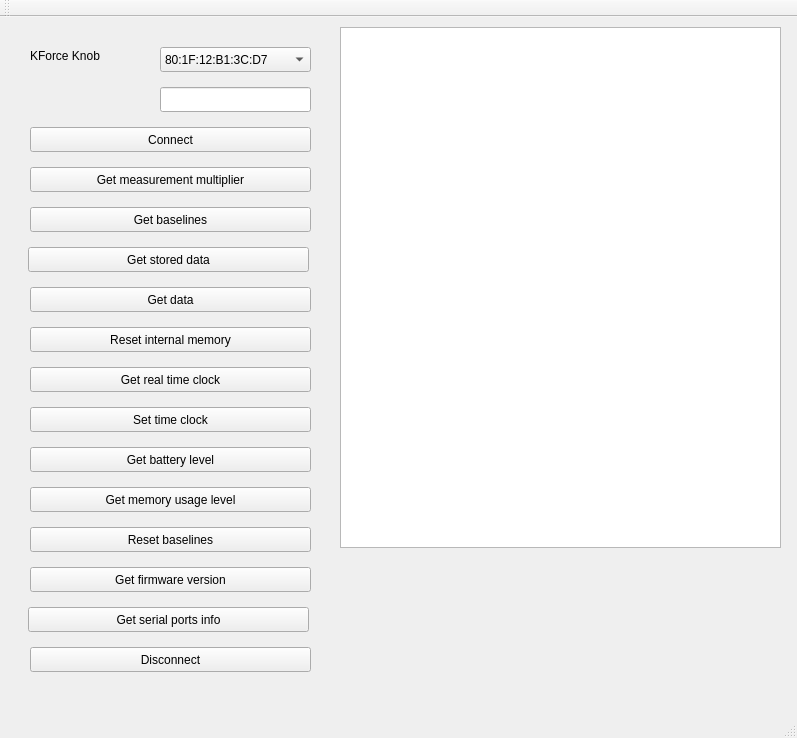
First picture: the form in mainwindow.ui, repository AliGhezalAG/kForceApp, before the edit.
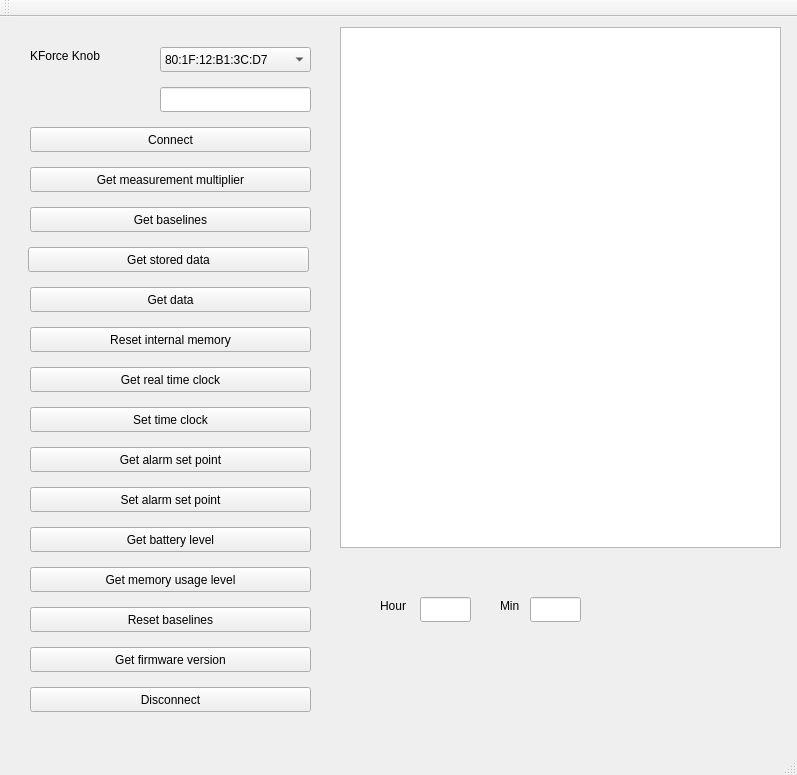
Second picture: the form after the edit.

Commit message: set & get alarm set point OK

Patch:
```diff
--- a/mainwindow.ui
+++ b/mainwindow.ui
@@ -7,7 +7,7 @@
     <x>0</x>
     <y>0</y>
     <width>797</width>
-    <height>738</height>
+    <height>775</height>
    </rect>
   </property>
   <property name="windowTitle">
@@ -154,7 +154,7 @@
     <property name="geometry">
      <rect>
       <x>30</x>
-      <y>630</y>
+      <y>670</y>
       <width>281</width>
       <height>25</height>
      </rect>
@@ -180,7 +180,7 @@
     <property name="geometry">
      <rect>
       <x>30</x>
-      <y>430</y>
+      <y>510</y>
       <width>281</width>
       <height>25</height>
      </rect>
@@ -193,7 +193,7 @@
     <property name="geometry">
      <rect>
       <x>30</x>
-      <y>510</y>
+      <y>590</y>
       <width>281</width>
       <height>25</height>
      </rect>
@@ -206,7 +206,7 @@
     <property name="geometry">
      <rect>
       <x>30</x>
-      <y>550</y>
+      <y>630</y>
       <width>281</width>
       <height>25</height>
      </rect>
@@ -225,19 +225,6 @@
      </rect>
     </property>
    </widget>
-   <widget class="QPushButton" name="getSerialPortsInfoButton">
-    <property name="geometry">
-     <rect>
-      <x>28</x>
-      <y>590</y>
-      <width>281</width>
-      <height>25</height>
-     </rect>
-    </property>
-    <property name="text">
-     <string>Get serial ports info</string>
-    </property>
-   </widget>
    <widget class="QPushButton" name="getStoredDataButton">
     <property name="geometry">
      <rect>
@@ -255,7 +242,7 @@
     <property name="geometry">
      <rect>
       <x>30</x>
-      <y>470</y>
+      <y>550</y>
       <width>281</width>
       <height>25</height>
      </rect>
@@ -264,6 +251,78 @@
      <string>Get memory usage level</string>
     </property>
    </widget>
+   <widget class="QPushButton" name="getAlarmSetPointButton">
+    <property name="geometry">
+     <rect>
+      <x>30</x>
+      <y>430</y>
+      <width>281</width>
+      <height>25</height>
+     </rect>
+    </property>
+    <property name="text">
+     <string>Get alarm set point</string>
+    </property>
+   </widget>
+   <widget class="QLineEdit" name="hoursToSet">
+    <property name="geometry">
+     <rect>
+      <x>420</x>
+      <y>580</y>
+      <width>51</width>
+      <height>25</height>
+     </rect>
+    </property>
+   </widget>
+   <widget class="QLineEdit" name="minutesToSet">
+    <property name="geometry">
+     <rect>
+      <x>530</x>
+      <y>580</y>
+      <width>51</width>
+      <height>25</height>
+     </rect>
+    </property>
+   </widget>
+   <widget class="QLabel" name="HoursLabel">
+    <property name="geometry">
+     <rect>
+      <x>380</x>
+      <y>580</y>
+      <width>51</width>
+      <height>17</height>
+     </rect>
+    </property>
+    <property name="text">
+     <string>Hour</string>
+    </property>
+   </widget>
+   <widget class="QLabel" name="MinutesLabel">
+    <property name="geometry">
+     <rect>
+      <x>500</x>
+      <y>580</y>
+      <width>51</width>
+      <height>17</height>
+     </rect>
+    </property>
+    <property name="text">
+     <string>Min</string>
+    </property>
+   </widget>
+   <widget class="QPushButton" name="setAlarmSetPointButton">
+    <property name="geometry">
+     <rect>
+      <x>30</x>
+      <y>470</y>
+      <width>281</width>
+      <height>25</height>
+     </rect>
+    </property>
+    <property name="text">
+     <string>Set alarm set point</string>
+    </property>
+   </widget>
   </widget>
   <widget class="QMenuBar" name="menuBar">
    <property name="geometry">
```
The commit also changes 7 other files.
